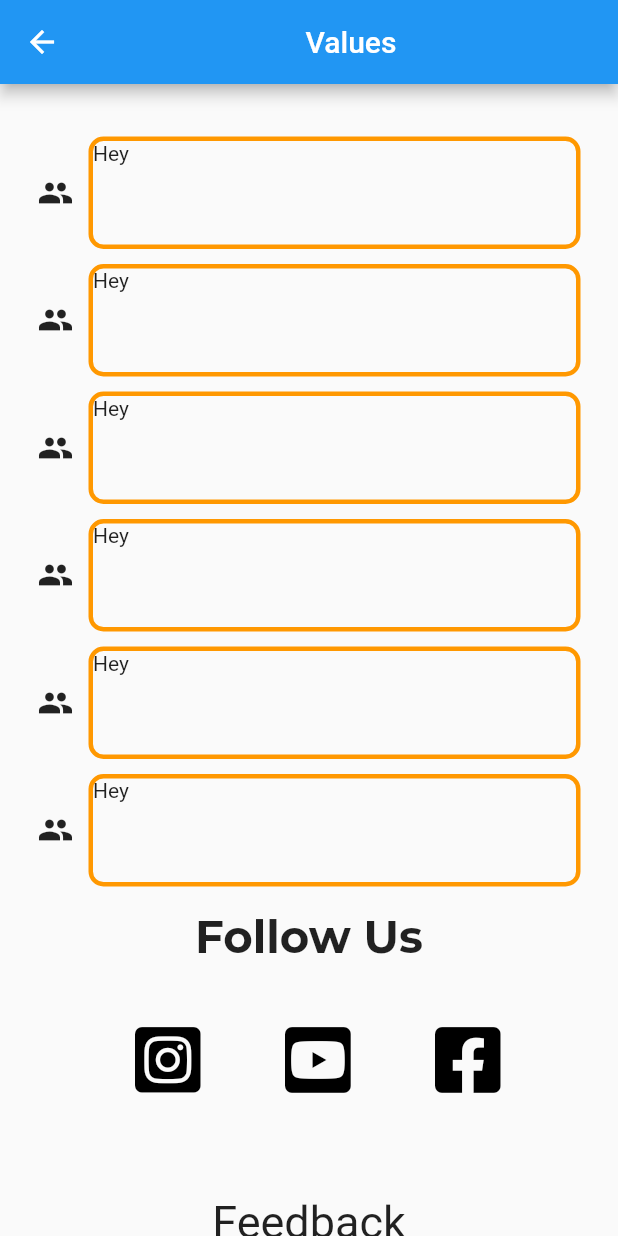
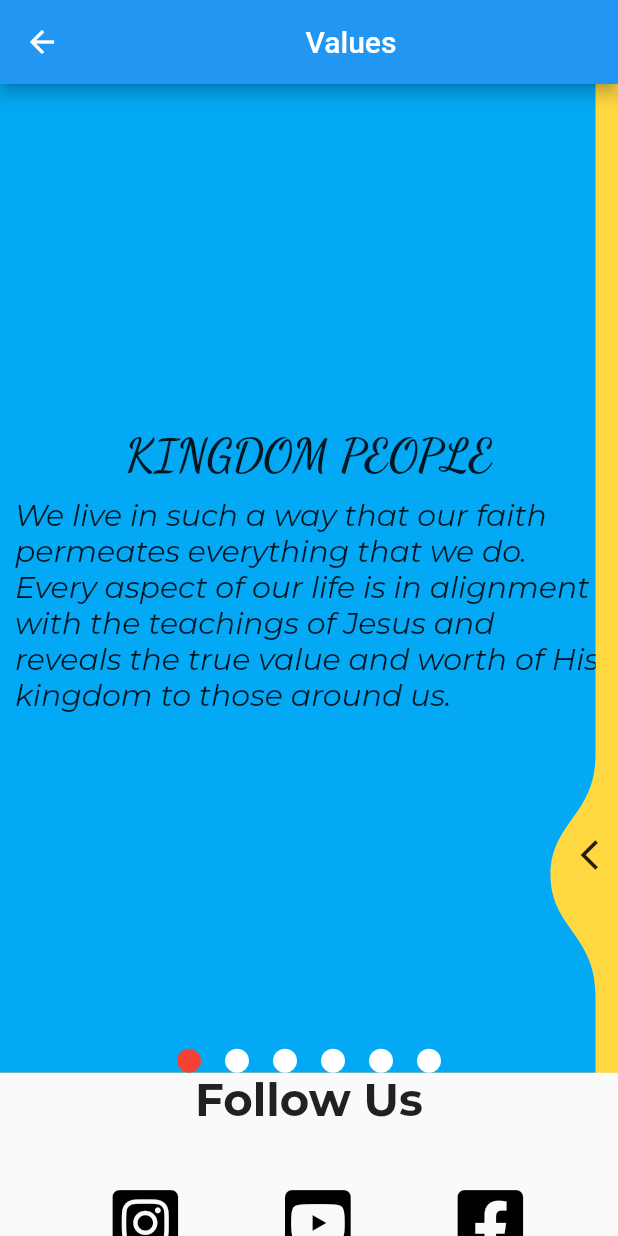
Before and after one commit to Aaasisss/NewSound, a Flutter app: the Values screen opened by its route, on a phone screen of 412 x 824 dp. Run offline on Flutter 3.47's test engine with Material 2 defaults, Android fonts, the phone set to English and light mode, and no system bars; drawn by our look-alikes of animated_text_kit, liquid_swipe, smooth_page_indicator; our stand-ins replace cloud_firestore, firebase_core, font_awesome_flutter, google_fonts, youtube_player_flutter; missing offline and left inert: flutter_config; accounts and stored records are empty.

Commit message:
fixed the home screen bug and some minor improvements

```diff
--- a/lib/Models/event_model.dart
+++ b/lib/Models/event_model.dart
@@ -6,6 +6,7 @@ class Event {
   String time;
   String timeZone;
   String photoUrl;
+  dynamic serverTimeStamp;
 
   Event({
     this.title = '',
@@ -15,6 +16,7 @@ class Event {
     this.time = '',
     this.timeZone = '',
     this.photoUrl = '',
+    this.serverTimeStamp = '',
   });
 
   factory Event.fromJson(Map<String, dynamic> json) => Event(
@@ -25,6 +27,7 @@ class Event {
         time: json['time'],
         timeZone: json['timeZone'],
         photoUrl: json['photoUrl'],
+        serverTimeStamp: json['serverTimeStamp'],
       );
   Map<String, dynamic> toJson() => {
         'title': title,
--- a/lib/Screens/Explore/explore_list.dart
+++ b/lib/Screens/Explore/explore_list.dart
@@ -169,7 +169,8 @@ class ExploreList_ImNew extends StatelessWidget {
           primary: Colors.orange,
         ),
         onPressed: () async {
-          const url = "https://newsound.org.au/#about";
+          const url =
+              "https://docs.google.com/forms/d/e/1FAIpQLSfOag3ldLEAatitaX9FABnnpv7HO5_lNWSrmCXraPmZDusUMg/viewform";
           if (await canLaunch(url)) {
             await launch(url,
                 forceSafariVC: true, //for iOS
@@ -215,7 +216,7 @@ class ExploreList_VisitWebsite extends StatelessWidget {
           primary: Colors.orange,
         ),
         onPressed: () async {
-          const url = "https://newsound.org.au/#about";
+          const url = "https://newsound.org.au/";
           if (await canLaunch(url)) {
             await launch(url,
                 forceSafariVC: true, //for iOS
--- a/lib/Screens/Values/our_values.dart
+++ b/lib/Screens/Values/our_values.dart
@@ -1,7 +1,9 @@
 import 'package:flutter/material.dart';
 import 'package:newsound/Screens/Values/value_list.dart';
 import 'package:newsound/Screens/Values/values_functions.dart';
-import 'value_list.dart';
+import 'package:newsound/Shared/follow_us.dart';
+import 'package:liquid_swipe/liquid_swipe.dart';
+import 'package:smooth_page_indicator/smooth_page_indicator.dart';
 
 class Values extends StatefulWidget {
   const Values({Key? key}) : super(key: key);
@@ -11,65 +13,62 @@ class Values extends StatefulWidget {
 }
 
 class _ValuesState extends State<Values> {
-  @override
-  void initState() {
-    // TODO: implement initState
-    super.initState();
-    WidgetsBinding.instance!.addPostFrameCallback((_) {
-      addList();
-    });
-  }
-
-  List<Widget> valueListItems = [];
-
-  void addList() {
-    //copy value from viewListItems from value list class
-    final valueList = List.from(ValueListItems.valueListItems);
-
-    //make an instance of future
-    Future future = Future(() {});
-
-    valueList.forEach((Widget) {
-      //iterate through the list
-      future = future.then((_) {
-        return Future.delayed(const Duration(milliseconds: 100), () {
-          //add to the list to display/animate
-          valueListItems.add(Widget);
-          //update the state
-          _valueListKey.currentState!.insertItem(valueListItems.length - 1);
-        });
-      });
-    });
-  }
-
-  //create key
-  final _valueListKey = GlobalKey<AnimatedListState>();
-
-  final Tween<Offset> _offSet = Tween(begin: Offset(1, 0), end: Offset(0, 0));
+  //create controller
+  final swipeController = LiquidController();
 
   @override
   Widget build(BuildContext context) {
     return Scaffold(
       appBar: AppBar(title: const Center(child: Text("Values"))),
-      body: Center(
+      body: SingleChildScrollView(
         child: Column(
           children: [
-            // SizedBox(
-            //   height: 500,
-            // ),
-            Expanded(
-              child: AnimatedList(
-                scrollDirection: Axis.vertical,
-                key: _valueListKey,
-                padding: EdgeInsets.fromLTRB(20.0, 30.0, 20.0, 30.0),
-                initialItemCount: valueListItems.length,
-                itemBuilder: (context, index, animation) {
-                  return SlideTransition(
-                      child: valueListItems[index],
-                      position: animation.drive(_offSet));
-                },
+            SizedBox(
+              height: MediaQuery.of(context).size.height -
+                  (MediaQuery.of(context).size.height / 5),
+              child: Stack(
+                children: [
+                  LiquidSwipe(
+                    liquidController: swipeController,
+                    //initialPage: 0,
+                    enableSideReveal: true,
+                    onPageChangeCallback: (index) {
+                      setState(() {});
+                    },
+                    waveType: WaveType.liquidReveal,
+                    slideIconWidget: const Icon(Icons.arrow_back_ios),
+                    pages: ValueListItems.valueListItems,
+                  ),
+                  Positioned(
+                    bottom: 0,
+                    child: SizedBox(
+                      width: MediaQuery.of(context).size.width,
+                      child: Row(
+                        mainAxisAlignment: MainAxisAlignment.center,
+                        crossAxisAlignment: CrossAxisAlignment.end,
+                        children: [
+                          AnimatedSmoothIndicator(
+                            activeIndex: swipeController.currentPage,
+                            count: 6,
+                            effect: const WormEffect(
+                              spacing: 16,
+                              dotColor: Colors.white,
+                              activeDotColor: Colors.red,
+                            ),
+                            onDotClicked: (index) {
+                              swipeController.animateToPage(page: index);
+                              print(swipeController.currentPage);
+                            },
+                          ),
+                        ],
+                      ),
+                    ),
+                  )
+                ],
               ),
             ),
+            const CreateFolloIcons(),
+            const CreateFeedbackSection(),
           ],
         ),
       ),
--- a/lib/Screens/Values/value_list.dart
+++ b/lib/Screens/Values/value_list.dart
@@ -1,28 +1,38 @@
 import 'package:flutter/material.dart';
-import 'package:newsound/Shared/follow_us.dart';
-import 'package:newsound/Screens/Values/values_functions.dart';
+import 'package:animated_text_kit/animated_text_kit.dart';
+import 'package:google_fonts/google_fonts.dart';
 
 class ValueListItems {
   static final List<Widget> valueListItems = [
-    //first container
     Container(
-      height: 75.0,
-      margin: EdgeInsets.all(5.0),
-      child: Row(
-        mainAxisAlignment: MainAxisAlignment.spaceBetween,
-        crossAxisAlignment: CrossAxisAlignment.center,
+      width: double.infinity,
+      height: double.infinity,
+      color: Colors.lightBlue,
+      child: Column(
+        mainAxisAlignment: MainAxisAlignment.center,
         children: [
-          Icon(
-            Icons.people,
+          AnimatedTextKit(
+            repeatForever: true,
+            animatedTexts: [
+              TypewriterAnimatedText(
+                "KINGDOM PEOPLE",
+                textStyle: GoogleFonts.dancingScript(
+                  fontSize: 30,
+                  fontWeight: FontWeight.bold,
+                  fontStyle: FontStyle.normal,
+                  //color: Colors.amberAccent,
+                ),
+                speed: const Duration(milliseconds: 150),
+              )
+            ],
           ),
-          Expanded(
+          Padding(
+            padding: const EdgeInsets.all(10.0),
             child: Container(
-              child: Text("Hey"),
-              height: 75.0,
-              margin: EdgeInsets.only(left: 10.0),
-              decoration: BoxDecoration(
-                borderRadius: BorderRadius.circular(10.0),
-                border: Border.all(color: Colors.orange, width: 3),
+              child: Text(
+                'We live in such a way that our faith permeates everything that we do. Every aspect of our life is in alignment with the teachings of Jesus and reveals the true value and worth of His kingdom to those around us.',
+                style: GoogleFonts.montserrat(
+                    fontSize: 20.0, fontStyle: FontStyle.italic),
               ),
             ),
           ),
@@ -30,23 +40,34 @@ class ValueListItems {
       ),
     ),
     Container(
-      height: 75.0,
-      margin: EdgeInsets.all(5.0),
-      child: Row(
-        mainAxisAlignment: MainAxisAlignment.spaceBetween,
-        crossAxisAlignment: CrossAxisAlignment.center,
+      width: double.infinity,
+      height: double.infinity,
+      color: Colors.amberAccent,
+      child: Column(
+        mainAxisAlignment: MainAxisAlignment.center,
         children: [
-          Icon(
-            Icons.people,
+          AnimatedTextKit(
+            repeatForever: true,
+            animatedTexts: [
+              TypewriterAnimatedText(
+                "SPIRIT LED",
+                textStyle: GoogleFonts.dancingScript(
+                  fontSize: 30,
+                  fontWeight: FontWeight.bold,
+                  fontStyle: FontStyle.normal,
+                  //color: Colors.amberAccent,
+                ),
+                speed: const Duration(milliseconds: 150),
+              )
+            ],
           ),
-          Expanded(
+          Padding(
+            padding: const EdgeInsets.all(10.0),
             child: Container(
-              child: Text("Hey"),
-              height: 75.0,
-              margin: EdgeInsets.only(left: 10.0),
-              decoration: BoxDecoration(
-                borderRadius: BorderRadius.circular(10.0),
-                border: Border.all(color: Colors.orange, width: 3),
+              child: Text(
+                'While the Bible is our supreme authority, the Holy Spirit is our guide - without the ministry of the Holy Spirit, we will ot have full access to the Word.',
+                style: GoogleFonts.montserrat(
+                    fontSize: 20.0, fontStyle: FontStyle.italic),
               ),
             ),
           ),
@@ -54,23 +75,34 @@ class ValueListItems {
       ),
     ),
     Container(
-      height: 75.0,
-      margin: EdgeInsets.all(5.0),
-      child: Row(
-        mainAxisAlignment: MainAxisAlignment.spaceBetween,
-        crossAxisAlignment: CrossAxisAlignment.center,
+      width: double.infinity,
+      height: double.infinity,
+      color: Colors.lightGreen,
+      child: Column(
+        mainAxisAlignment: MainAxisAlignment.center,
         children: [
-          Icon(
-            Icons.people,
+          AnimatedTextKit(
+            repeatForever: true,
+            animatedTexts: [
+              TypewriterAnimatedText(
+                "FATHER'S HEART",
+                textStyle: GoogleFonts.dancingScript(
+                  fontSize: 30,
+                  fontWeight: FontWeight.bold,
+                  fontStyle: FontStyle.normal,
+                  //color: Colors.amberAccent,
+                ),
+                speed: const Duration(milliseconds: 150),
+              )
+            ],
           ),
-          Expanded(
+          Padding(
+            padding: const EdgeInsets.all(10.0),
             child: Container(
-              child: Text("Hey"),
-              height: 75.0,
-              margin: EdgeInsets.only(left: 10.0),
-              decoration: BoxDecoration(
-                borderRadius: BorderRadius.circular(10.0),
-                border: Border.all(color: Colors.orange, width: 3),
+              child: Text(
+                'Jesus came to restore our relationship with the Father. We are sons, not slaves. The Father Himself loves us and sees us as His own children.',
+                style: GoogleFonts.montserrat(
+                    fontSize: 20.0, fontStyle: FontStyle.italic),
               ),
             ),
           ),
@@ -78,23 +110,34 @@ class ValueListItems {
       ),
     ),
     Container(
-      height: 75.0,
-      margin: EdgeInsets.all(5.0),
-      child: Row(
-        mainAxisAlignment: MainAxisAlignment.spaceBetween,
-        crossAxisAlignment: CrossAxisAlignment.center,
+      width: double.infinity,
+      height: double.infinity,
+      color: Colors.yellow[200],
+      child: Column(
+        mainAxisAlignment: MainAxisAlignment.center,
         children: [
-          Icon(
-            Icons.people,
+          AnimatedTextKit(
+            repeatForever: true,
+            animatedTexts: [
+              TypewriterAnimatedText(
+                "WORD LED",
+                textStyle: GoogleFonts.dancingScript(
+                  fontSize: 30,
+                  fontWeight: FontWeight.bold,
+                  fontStyle: FontStyle.normal,
+                  //color: Colors.amberAccent,
+                ),
+                speed: const Duration(milliseconds: 150),
+              )
+            ],
           ),
-          Expanded(
+          Padding(
+            padding: const EdgeInsets.all(10.0),
             child: Container(
-              child: Text("Hey"),
-              height: 75.0,
-              margin: EdgeInsets.only(left: 10.0),
-              decoration: BoxDecoration(
-                borderRadius: BorderRadius.circular(10.0),
-                border: Border.all(color: Colors.orange, width: 3),
+              child: Text(
+                "Jesus taught that we don't live by bread alone but by every word that comes from the mouth of God - the Bible is the supreme authority that governs everything we beleive.",
+                style: GoogleFonts.montserrat(
+                    fontSize: 20.0, fontStyle: FontStyle.italic),
               ),
             ),
           ),
@@ -102,23 +145,34 @@ class ValueListItems {
       ),
     ),
     Container(
-      height: 75.0,
-      margin: EdgeInsets.all(5.0),
-      child: Row(
-        mainAxisAlignment: MainAxisAlignment.spaceBetween,
-        crossAxisAlignment: CrossAxisAlignment.center,
+      width: double.infinity,
+      height: double.infinity,
+      color: Colors.blueGrey,
+      child: Column(
+        mainAxisAlignment: MainAxisAlignment.center,
         children: [
-          Icon(
-            Icons.people,
+          AnimatedTextKit(
+            repeatForever: true,
+            animatedTexts: [
+              TypewriterAnimatedText(
+                "FRUITS & GIFTS",
+                textStyle: GoogleFonts.dancingScript(
+                  fontSize: 30,
+                  fontWeight: FontWeight.bold,
+                  fontStyle: FontStyle.normal,
+                  //color: Colors.amberAccent,
+                ),
+                speed: const Duration(milliseconds: 150),
+              )
+            ],
           ),
-          Expanded(
+          Padding(
+            padding: const EdgeInsets.all(10.0),
             child: Container(
-              child: Text("Hey"),
-              height: 75.0,
-              margin: EdgeInsets.only(left: 10.0),
-              decoration: BoxDecoration(
-                borderRadius: BorderRadius.circular(10.0),
-                border: Border.all(color: Colors.orange, width: 3),
+              child: Text(
+                'We seek to grow in manifesting the fruits of the Spirit in our lives. We also seek after the fruits of the Holy Spirit and we value the prophetic gifting.',
+                style: GoogleFonts.montserrat(
+                    fontSize: 20.0, fontStyle: FontStyle.italic),
               ),
             ),
           ),
@@ -126,39 +180,39 @@ class ValueListItems {
       ),
     ),
     Container(
-      height: 75.0,
-      margin: EdgeInsets.all(5.0),
-      child: Row(
-        mainAxisAlignment: MainAxisAlignment.spaceBetween,
-        crossAxisAlignment: CrossAxisAlignment.center,
+      width: double.infinity,
+      height: double.infinity,
+      color: Colors.blue[100],
+      child: Column(
+        mainAxisAlignment: MainAxisAlignment.center,
         children: [
-          Icon(
-            Icons.people,
+          AnimatedTextKit(
+            repeatForever: true,
+            animatedTexts: [
+              TypewriterAnimatedText(
+                "AMBASSADORS",
+                textStyle: GoogleFonts.dancingScript(
+                  fontSize: 30,
+                  fontWeight: FontWeight.bold,
+                  fontStyle: FontStyle.normal,
+                  //color: Colors.amberAccent,
+                ),
+                speed: const Duration(milliseconds: 150),
+              )
+            ],
           ),
-          Expanded(
+          Padding(
+            padding: const EdgeInsets.all(10.0),
             child: Container(
-              child: Text("Hey"),
-              height: 75.0,
-              margin: EdgeInsets.only(left: 10.0),
-              decoration: BoxDecoration(
-                borderRadius: BorderRadius.circular(10.0),
-                border: Border.all(color: Colors.orange, width: 3),
+              child: Text(
+                "Our message is one of reconciliation. God is not imputing people's sins against them.",
+                style: GoogleFonts.montserrat(
+                    fontSize: 20.0, fontStyle: FontStyle.italic),
               ),
             ),
           ),
         ],
       ),
     ),
-
-    Container(
-      height: 150.0,
-      margin: EdgeInsets.all(10.0),
-      child: CreateFolloIcons(),
-    ),
-    Container(
-      height: 300.0,
-      margin: EdgeInsets.all(10.0),
-      child: CreateFeedbackBox(),
-    ),
   ];
 }
--- a/lib/Shared/follow_us.dart
+++ b/lib/Shared/follow_us.dart
@@ -99,6 +99,9 @@ class _CreateFolloIconsState extends State<CreateFolloIcons> {
               ),
             ),
           ),
+          SizedBox(
+            height: 20,
+          ),
         ],
       )),
     );
--- a/pubspec.yaml
+++ b/pubspec.yaml
@@ -49,7 +49,9 @@ dependencies:
   firebase_auth: ^3.3.13
   cloud_firestore: ^3.1.11
   json_annotation: ^4.5.0
-
+  animated_text_kit: ^4.2.1
+  liquid_swipe: ^2.1.1
+  smooth_page_indicator: ^1.0.0+2
 
 
 
```
Also changed, not shown: lib/Screens/About/about_functions.dart (+7 -7 lines), lib/Screens/Home/home.dart (+26 -21 lines), lib/Screens/Values/values_functions.dart (+49 -11 lines), lib/main.dart (+43 -21 lines), pubspec.lock.
